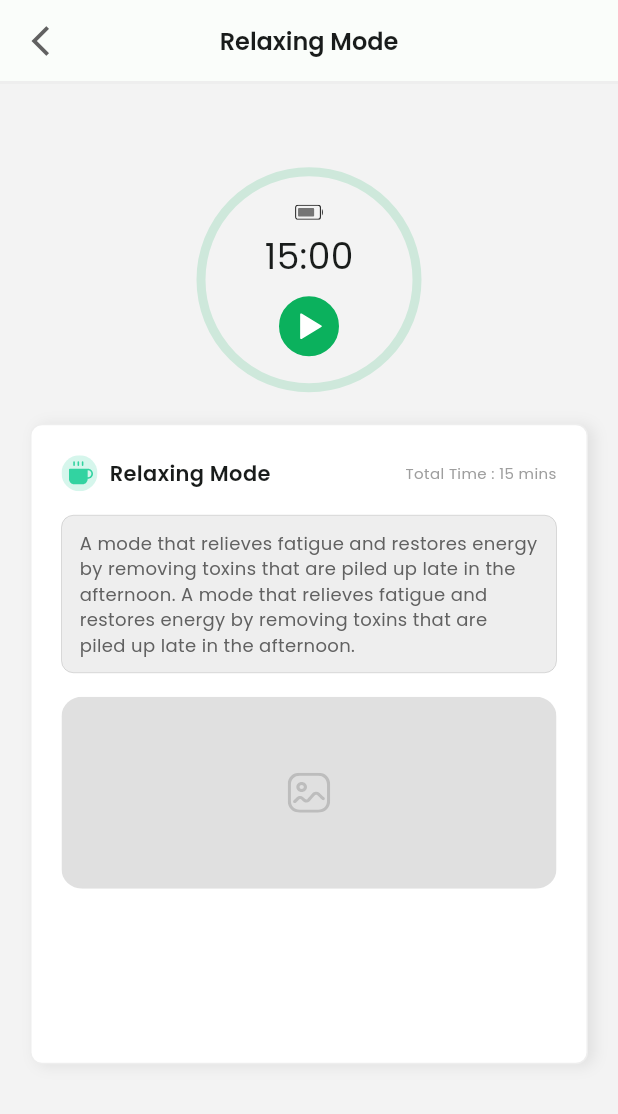
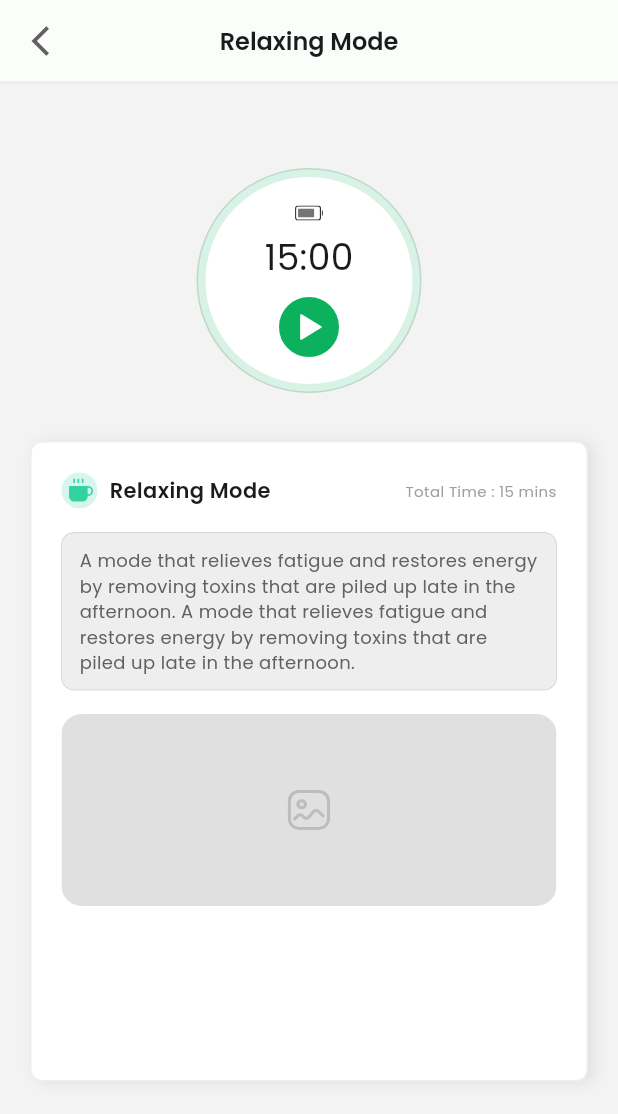
Before and after one commit to kwakdeung/lymphowear_remote_app, a Flutter app: the RelaxingMode screen opened directly, on a phone screen of 412 x 824 dp. Shown: the top 1114 px of the screen. Run offline on Flutter 3.47's test engine with Material 2 defaults, Android fonts, the phone set to English and light mode, and no system bars; our stand-ins replace flutter_svg.

Commit message:
CircularProgressIndicator 수정중

```diff
--- a/lib/pages/home/relaxing/relaxing_01_1.dart
+++ b/lib/pages/home/relaxing/relaxing_01_1.dart
@@ -45,11 +45,22 @@ class _RelaxingModeState extends State<RelaxingMode> {
             child: Column(
               children: [
                 Container(
-                  margin: const EdgeInsets.fromLTRB(16, 56, 16, 0),
+                  margin: const EdgeInsets.fromLTRB(16, 56, 16, 32),
+                  width: 150.0,
+                  height: 150.0,
+                  decoration: BoxDecoration(
+                    color: Colors.white,
+                    borderRadius:
+                        const BorderRadius.all(Radius.circular(999.0)),
+                    border: Border.all(
+                      color: const Color(0xffE0E0E0),
+                      width: 1,
+                    ),
+                  ),
                   child: const CircularIndicator(),
                 ),
                 Container(
-                  margin: const EdgeInsets.fromLTRB(20, 24, 20, 112),
+                  margin: const EdgeInsets.fromLTRB(20, 0, 20, 112),
                   padding: const EdgeInsets.fromLTRB(20, 20, 20, 20),
                   decoration: BoxDecoration(
                     borderRadius: BorderRadius.circular(8),
```
Also changed, not shown: lib/pages/home/sleeping/sleeping_01_1.dart (+13 -2 lines), lib/pages/home/vital/vital_01_1.dart (+13 -3 lines).
